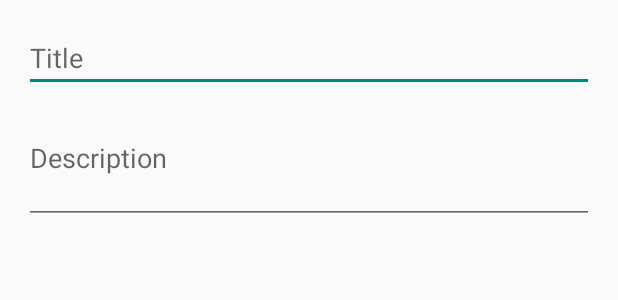
After one commit to PaulLeung93/Eulerity_Assessment, an Android app built with Jetpack Compose: the layout dialog_add_pet.xml on its own in the app's theme, with its tools: preview values and no code run, on a phone screen of 412 x 824 dp. The commit adds this screen. Shown: the top 300 px of the screen. Run offline under Robolectric (Android 15) with nearby library versions, the phone set to English and light mode, and no system bars.

Commit message:
-Users are now able to add Pet name and description when uploading image using a dialog box. -Bug: When filtering for Pets in the search bar, the recently added Pets no longer appear

```diff
--- a/app/src/main/java/com/example/eulerity_assessment/presentation/PetsViewModel.kt
+++ b/app/src/main/java/com/example/eulerity_assessment/presentation/PetsViewModel.kt
@@ -1,6 +1,5 @@
 package com.example.eulerity_assessment.presentation
 
-import android.net.Uri
 import android.util.Log
 import androidx.lifecycle.LiveData
 import androidx.lifecycle.MutableLiveData
--- /dev/null
+++ b/app/src/main/res/layout/dialog_add_pet.xml
@@ -0,0 +1,24 @@
+<?xml version="1.0" encoding="utf-8"?>
+
+<LinearLayout xmlns:android="http://schemas.android.com/apk/res/android"
+    android:layout_width="match_parent"
+    android:layout_height="wrap_content"
+    android:orientation="vertical"
+    android:padding="16dp">
+
+    <EditText
+        android:id="@+id/titleEditText"
+        android:layout_width="match_parent"
+        android:layout_height="wrap_content"
+        android:hint="Title"
+        android:inputType="text"/>
+
+    <EditText
+        android:id="@+id/descriptionEditText"
+        android:layout_width="match_parent"
+        android:layout_height="wrap_content"
+        android:hint="Description"
+        android:inputType="textMultiLine"
+        android:lines="3"/>
+
+</LinearLayout>
```
Also changed, not shown: app/src/main/java/com/example/eulerity_assessment/presentation/PetsActivity.kt (+26 -8 lines).
